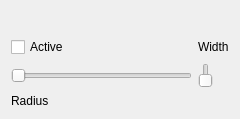
Above: Widgets/ringwidget.ui from timseed/QCollimate before the change. Below: the same form after it.
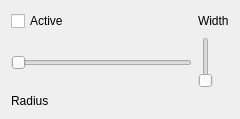
That is the form after the change.

Commit message: Nice UI Tuning

Patch:
```diff
--- a/Widgets/ringwidget.ui
+++ b/Widgets/ringwidget.ui
@@ -14,14 +14,14 @@
    <string>Form</string>
   </property>
   <layout class="QGridLayout" name="gridLayout" rowstretch="1,5,1,0,0,0" columnstretch="5,1" rowminimumheight="0,0,0,0,0,0">
-   <item row="1" column="0">
+   <item row="0" column="0">
     <widget class="QCheckBox" name="checkBox">
      <property name="text">
       <string>Active</string>
      </property>
     </widget>
    </item>
-   <item row="2" column="1">
+   <item row="1" column="1">
     <widget class="QSlider" name="width">
      <property name="minimum">
       <number>1</number>
@@ -34,21 +34,21 @@
      </property>
     </widget>
    </item>
-   <item row="1" column="1">
+   <item row="0" column="1">
     <widget class="QLabel" name="label">
      <property name="text">
       <string>Width</string>
      </property>
     </widget>
    </item>
-   <item row="2" column="0">
+   <item row="1" column="0">
     <widget class="QSlider" name="diameter">
      <property name="orientation">
       <enum>Qt::Orientation::Horizontal</enum>
      </property>
     </widget>
    </item>
-   <item row="3" column="0">
+   <item row="2" column="0">
     <widget class="QLabel" name="label_2">
      <property name="text">
       <string>Radius</string>
```
The commit also changes 1 other file.
